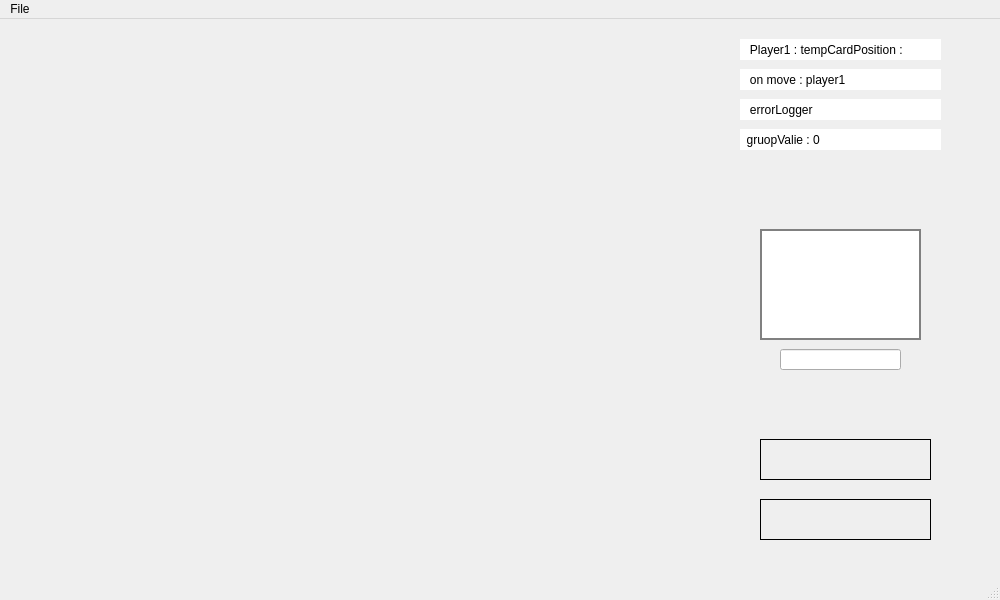
Above: game.ui from stefanivanic/RemiFINAL before the change. Below: the same form after it.
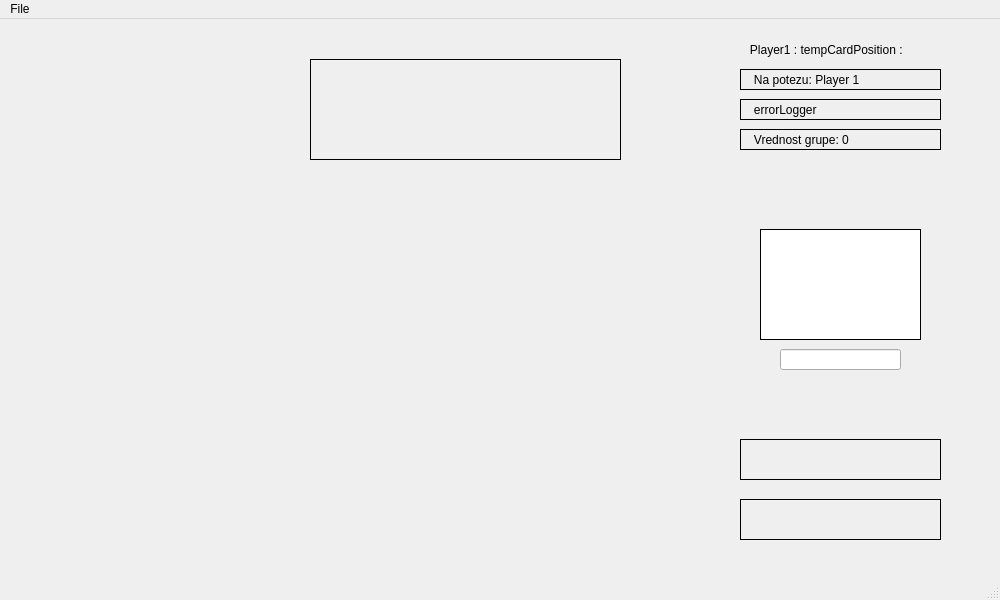
That is the form after the change. Icons and pictures are not drawn.

Diff of the .ui file:
```diff
--- a/game.ui
+++ b/game.ui
@@ -30,7 +30,7 @@
     </property>
     <property name="styleSheet">
      <string notr="true">#label {
-	background-color: white;
+
 }</string>
     </property>
     <property name="text">
@@ -48,19 +48,20 @@
     </property>
     <property name="styleSheet">
      <string notr="true">#onMoveLabel {
-	background-color: white;
+	border: 1px solid black;
+	border-image: url(&quot;./slike/Teme/2_chat.jpg&quot;);
 }</string>
     </property>
     <property name="text">
-     <string>   on move : player1</string>
+     <string>   Na potezu: Player 1</string>
     </property>
    </widget>
    <widget class="QPushButton" name="throwGroup">
     <property name="geometry">
      <rect>
-      <x>760</x>
+      <x>740</x>
       <y>420</y>
-      <width>171</width>
+      <width>201</width>
       <height>41</height>
      </rect>
     </property>
@@ -94,7 +95,8 @@
     </property>
     <property name="styleSheet">
      <string notr="true">#errorLogger {
-	background-color: white;
+	border: 1px solid black;
+	border-image: url(&quot;./slike/Teme/2_chat.jpg&quot;);
 }</string>
     </property>
     <property name="text">
@@ -112,19 +114,21 @@
     </property>
     <property name="styleSheet">
      <string notr="true">#groupValue {
-	background-color: white;
-}</string>
+	border: 1px solid black;
+	border-image: url(&quot;./slike/Teme/2_chat.jpg&quot;);
+}
+</string>
     </property>
     <property name="text">
-     <string>  gruopValie : 0</string>
+     <string>   Vrednost grupe: 0</string>
     </property>
    </widget>
    <widget class="QPushButton" name="undoGroup">
     <property name="geometry">
      <rect>
-      <x>760</x>
+      <x>740</x>
       <y>480</y>
-      <width>171</width>
+      <width>201</width>
       <height>41</height>
      </rect>
     </property>
@@ -159,7 +163,7 @@
     </property>
     <property name="styleSheet">
      <string notr="true">#textEdit{
-	border: 2px solid grey;
+	border: 1px solid black;
 	border-image: url(&quot;./slike/Teme/2_chat.jpg&quot;)
 }</string>
     </property>
@@ -186,6 +190,25 @@
 }</string>
     </property>
    </widget>
+   <widget class="QLabel" name="player_2">
+    <property name="geometry">
+     <rect>
+      <x>310</x>
+      <y>40</y>
+      <width>311</width>
+      <height>101</height>
+     </rect>
+    </property>
+    <property name="styleSheet">
+     <string notr="true">#player_2 {
+	border: 1px solid black;
+	border-image: url(&quot;./slike/Teme/2_back_player2.jpg&quot;);
+}</string>
+    </property>
+    <property name="text">
+     <string/>
+    </property>
+   </widget>
   </widget>
   <widget class="QMenuBar" name="menuBar">
    <property name="geometry">
```
